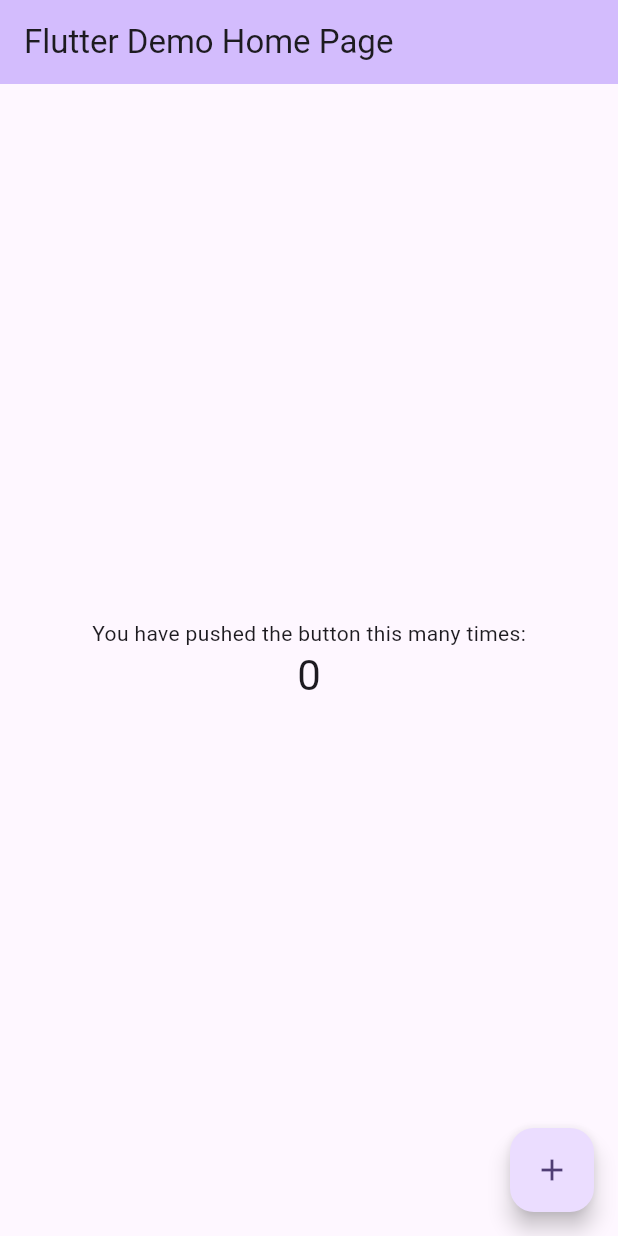
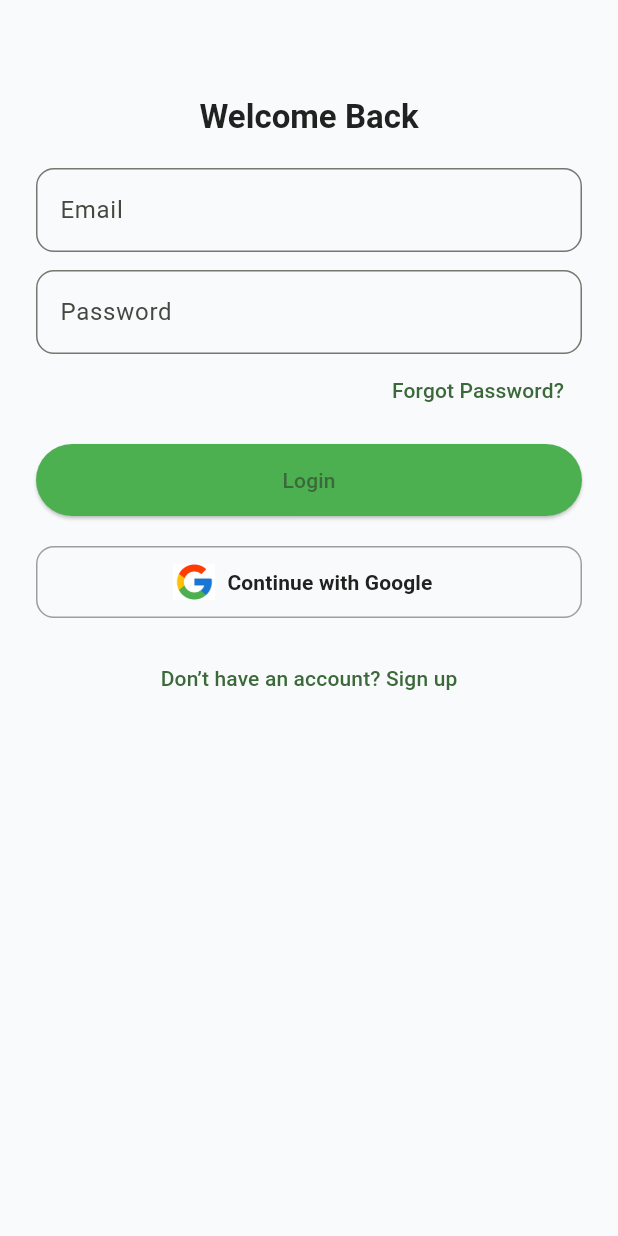
Before and after one commit to faizakiran6357/circlo_App, a Flutter app: the screen it shows after launch, on a phone screen of 412 x 824 dp. Run offline on Flutter 3.47's test engine with Material 3 defaults, Android fonts, the phone set to English and light mode, and no system bars; Roboto replaces fonts that are missing (Nunito).

Commit message:
added 1st module

```diff
--- a/lib/main.dart
+++ b/lib/main.dart
@@ -1,122 +1,25 @@
+import 'package:circlo_app/ui/auth/login_screen.dart';
 import 'package:flutter/material.dart';
+import 'utils/app_theme.dart';
+// import 'ui/auth/onboarding_screen.dart';
+
+// later you'll import supabase and other services, but not yet for frontend-only phase
 
 void main() {
-  runApp(const MyApp());
+  runApp(const CircloApp());
 }
 
-class MyApp extends StatelessWidget {
-  const MyApp({super.key});
+class CircloApp extends StatelessWidget {
+  const CircloApp({super.key});
 
-  // This widget is the root of your application.
   @override
   Widget build(BuildContext context) {
     return MaterialApp(
-      title: 'Flutter Demo',
-      theme: ThemeData(
-        // This is the theme of your application.
-        //
-        // TRY THIS: Try running your application with "flutter run". You'll see
-        // the application has a purple toolbar. Then, without quitting the app,
-        // try changing the seedColor in the colorScheme below to Colors.green
-        // and then invoke "hot reload" (save your changes or press the "hot
-        // reload" button in a Flutter-supported IDE, or press "r" if you used
-        // the command line to start the app).
-        //
-        // Notice that the counter didn't reset back to zero; the application
-        // state is not lost during the reload. To reset the state, use hot
-        // restart instead.
-        //
-        // This works for code too, not just values: Most code changes can be
-        // tested with just a hot reload.
-        colorScheme: ColorScheme.fromSeed(seedColor: Colors.deepPurple),
-      ),
-      home: const MyHomePage(title: 'Flutter Demo Home Page'),
+      title: 'Circlo',
+      debugShowCheckedModeBanner: false,
+      theme: circloTheme,
+      home: const LoginScreen(),
+      // home: const OnboardingScreen(),
     );
   }
 }
-
-class MyHomePage extends StatefulWidget {
-  const MyHomePage({super.key, required this.title});
-
-  // This widget is the home page of your application. It is stateful, meaning
-  // that it has a State object (defined below) that contains fields that affect
-  // how it looks.
-
-  // This class is the configuration for the state. It holds the values (in this
-  // case the title) provided by the parent (in this case the App widget) and
-  // used by the build method of the State. Fields in a Widget subclass are
-  // always marked "final".
-
-  final String title;
-
-  @override
-  State<MyHomePage> createState() => _MyHomePageState();
-}
-
-class _MyHomePageState extends State<MyHomePage> {
-  int _counter = 0;
-
-  void _incrementCounter() {
-    setState(() {
-      // This call to setState tells the Flutter framework that something has
-      // changed in this State, which causes it to rerun the build method below
-      // so that the display can reflect the updated values. If we changed
-      // _counter without calling setState(), then the build method would not be
-      // called again, and so nothing would appear to happen.
-      _counter++;
-    });
-  }
-
-  @override
-  Widget build(BuildContext context) {
-    // This method is rerun every time setState is called, for instance as done
-    // by the _incrementCounter method above.
-    //
-    // The Flutter framework has been optimized to make rerunning build methods
-    // fast, so that you can just rebuild anything that needs updating rather
-    // than having to individually change instances of widgets.
-    return Scaffold(
-      appBar: AppBar(
-        // TRY THIS: Try changing the color here to a specific color (to
-        // Colors.amber, perhaps?) and trigger a hot reload to see the AppBar
-        // change color while the other colors stay the same.
-        backgroundColor: Theme.of(context).colorScheme.inversePrimary,
-        // Here we take the value from the MyHomePage object that was created by
-        // the App.build method, and use it to set our appbar title.
-        title: Text(widget.title),
-      ),
-      body: Center(
-        // Center is a layout widget. It takes a single child and positions it
-        // in the middle of the parent.
-        child: Column(
-          // Column is also a layout widget. It takes a list of children and
-          // arranges them vertically. By default, it sizes itself to fit its
-          // children horizontally, and tries to be as tall as its parent.
-          //
-          // Column has various properties to control how it sizes itself and
-          // how it positions its children. Here we use mainAxisAlignment to
-          // center the children vertically; the main axis here is the vertical
-          // axis because Columns are vertical (the cross axis would be
-          // horizontal).
-          //
-          // TRY THIS: Invoke "debug painting" (choose the "Toggle Debug Paint"
-          // action in the IDE, or press "p" in the console), to see the
-          // wireframe for each widget.
-          mainAxisAlignment: MainAxisAlignment.center,
-          children: <Widget>[
-            const Text('You have pushed the button this many times:'),
-            Text(
-              '$_counter',
-              style: Theme.of(context).textTheme.headlineMedium,
-            ),
-          ],
-        ),
-      ),
-      floatingActionButton: FloatingActionButton(
-        onPressed: _incrementCounter,
-        tooltip: 'Increment',
-        child: const Icon(Icons.add),
-      ), // This trailing comma makes auto-formatting nicer for build methods.
-    );
-  }
-}
--- /dev/null
+++ b/lib/ui/auth/login_screen.dart
@@ -0,0 +1,150 @@
+// import 'package:flutter/material.dart';
+// // import 'signup_screen.dart';
+// import 'location_permission_screen.dart';
+// import '../../utils/app_theme.dart';
+
+// class LoginScreen extends StatelessWidget {
+//   const LoginScreen({super.key});
+
+//   @override
+//   Widget build(BuildContext context) {
+//     final emailController = TextEditingController();
+//     final passwordController = TextEditingController();
+
+//     return Scaffold(
+//       body: SafeArea(
+//         child: Padding(
+//           padding: const EdgeInsets.all(24.0),
+//           child: Column(
+//             mainAxisAlignment: MainAxisAlignment.center,
+//             children: [
+//               Text("Welcome Back", style: Theme.of(context).textTheme.titleLarge),
+//               const SizedBox(height: 20),
+//               TextField(
+//                 controller: emailController,
+//                 decoration: const InputDecoration(labelText: "Email"),
+//               ),
+//               const SizedBox(height: 12),
+//               TextField(
+//                 controller: passwordController,
+//                 obscureText: true,
+//                 decoration: const InputDecoration(labelText: "Password"),
+//               ),
+//               const SizedBox(height: 24),
+//               ElevatedButton(
+//                 style: ElevatedButton.styleFrom(
+//                     backgroundColor: kGreen,
+//                     minimumSize: const Size(double.infinity, 48)),
+//                 onPressed: () {
+//                   Navigator.push(context,
+//                       MaterialPageRoute(builder: (_) => const LocationPermissionScreen()));
+//                 },
+//                 child: const Text("Login"),
+//               ),
+//               const SizedBox(height: 12),
+//               TextButton(
+//                 onPressed: () {
+//                   // Navigator.push(context,
+//                   //     MaterialPageRoute(builder: (_) => const SignupScreen()
+//                   //     ));
+//                 },
+//                 child: const Text("Don’t have an account? Sign up"),
+//               ),
+//             ],
+//           ),
+//         ),
+//       ),
+//     );
+//   }
+// }
+import 'package:flutter/material.dart';
+// import 'signup_screen.dart';
+import 'location_permission_screen.dart';
+import 'forgot_password_screen.dart';
+import '../../utils/app_theme.dart';
+
+class LoginScreen extends StatelessWidget {
+  const LoginScreen({super.key});
+
+  @override
+  Widget build(BuildContext context) {
+    final emailController = TextEditingController();
+    final passwordController = TextEditingController();
+
+    return Scaffold(
+      body: SafeArea(
+        child: SingleChildScrollView(
+          padding: const EdgeInsets.all(24.0),
+          child: Column(
+            mainAxisAlignment: MainAxisAlignment.center,
+            children: [
+              const SizedBox(height: 40),
+              Text("Welcome Back", style: Theme.of(context).textTheme.titleLarge),
+              const SizedBox(height: 20),
+              TextField(
+                controller: emailController,
+                decoration: const InputDecoration(labelText: "Email"),
+              ),
+              const SizedBox(height: 12),
+              TextField(
+                controller: passwordController,
+                obscureText: true,
+                decoration: const InputDecoration(labelText: "Password"),
+              ),
+              const SizedBox(height: 0),
+              Align(
+                alignment: Alignment.centerRight,
+                child: TextButton(
+                  onPressed: () {
+                    Navigator.push(context,
+                        MaterialPageRoute(builder: (_) => const ForgotPasswordScreen()));
+                  },
+                  child: const Text("Forgot Password?"),
+                ),
+              ),
+              const SizedBox(height: 12),
+              ElevatedButton(
+                style: ElevatedButton.styleFrom(
+                    backgroundColor: kGreen,
+                    minimumSize: const Size(double.infinity, 48)),
+                onPressed: () {
+                  Navigator.push(
+                      context,
+                      MaterialPageRoute(
+                          builder: (_) => const LocationPermissionScreen()));
+                },
+                child: const Text("Login"),
+              ),
+              const SizedBox(height: 20),
+              _googleButton(),
+              const SizedBox(height: 16),
+              TextButton(
+                onPressed: () {
+                  // Navigator.push(context,
+                  //     MaterialPageRoute(builder: (_) => const SignupScreen()));
+                },
+                child: const Text("Don’t have an account? Sign up"),
+              ),
+            ],
+          ),
+        ),
+      ),
+    );
+  }
+
+  Widget _googleButton() {
+    return OutlinedButton.icon(
+      style: OutlinedButton.styleFrom(
+        minimumSize: const Size(double.infinity, 48),
+        side: const BorderSide(color: Colors.grey),
+        shape: RoundedRectangleBorder(borderRadius: BorderRadius.circular(12)),
+      ),
+      onPressed: () {
+        // later you’ll add Google sign-in logic here
+      },
+      icon: Image.asset('assets/google icon.png', height: 24),
+      label: const Text("Continue with Google",
+          style: TextStyle(color: kTextDark, fontWeight: FontWeight.w600)),
+    );
+  }
+}
--- /dev/null
+++ b/lib/utils/app_theme.dart
@@ -0,0 +1,23 @@
+import 'package:flutter/material.dart';
+const Color kGreen = Color(0xFF4CAF50);
+const Color kTeal = Color(0xFF00BCD4);
+const Color kAmber = Color(0xFFFFC107);
+const Color kBg = Color(0xFFF9FAFB);
+const Color kTextDark = Color(0xFF212121);
+
+ThemeData circloTheme = ThemeData(
+  fontFamily: 'Nunito',
+  scaffoldBackgroundColor: kBg,
+  primaryColor: kGreen,
+  colorScheme: ColorScheme.fromSeed(seedColor: kGreen),
+  textTheme: const TextTheme(
+    titleLarge: TextStyle(fontSize: 22, fontWeight: FontWeight.bold, color: kTextDark),
+    bodyMedium: TextStyle(fontSize: 16, color: kTextDark),
+  ),
+  inputDecorationTheme: InputDecorationTheme(
+    border: OutlineInputBorder(borderRadius: BorderRadius.circular(12)),
+    focusedBorder: OutlineInputBorder(
+        borderRadius: BorderRadius.circular(12),
+        borderSide: const BorderSide(color: kGreen, width: 1.8)),
+  ),
+);
--- a/pubspec.yaml
+++ b/pubspec.yaml
@@ -58,9 +58,9 @@ flutter:
   uses-material-design: true
 
   # To add assets to your application, add an assets section, like this:
-  # assets:
-  #   - images/a_dot_burr.jpeg
-  #   - images/a_dot_ham.jpeg
+  assets:
+    - assets/google icon.png
+
 
   # An image asset can refer to one or more resolution-specific "variants", see
   # https://flutter.dev/to/resolution-aware-images
```
Also changed, not shown: lib/ui/auth/forgot_password_screen.dart (added, +52 -0 lines), lib/ui/auth/location_permission_screen.dart (added, +44 -0 lines), assets/google icon.png (added), pubspec.lock.
